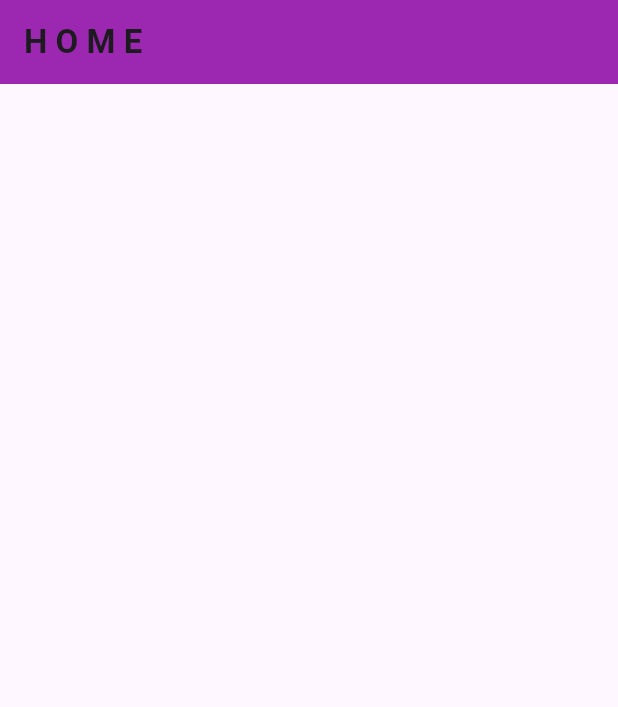
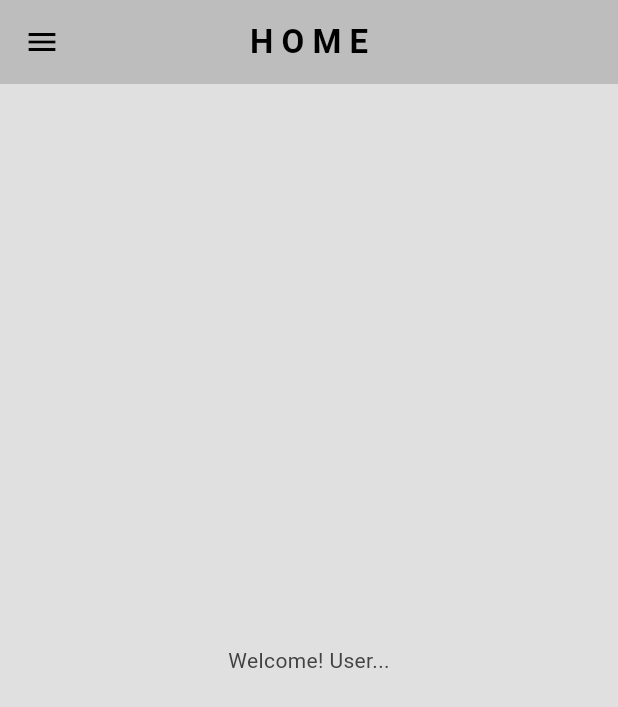
Before and after one commit to lapantuh4/kacirudesu, a Flutter app: the HomePage screen opened directly, on a phone screen of 412 x 824 dp. Shown: the top 707 px of the screen. Run offline on Flutter 3.47's test engine with Material 3 defaults, Android fonts, the phone set to English and light mode, and no system bars.

Commit message:
30 sept 2026

```diff
--- a/lib/main.dart
+++ b/lib/main.dart
@@ -1,5 +1,8 @@
 import 'package:flutter/material.dart';
 import 'package:kaciru_desu/pages/home_page.dart';
+import 'package:kaciru_desu/pages/login_page.dart';
+import 'package:kaciru_desu/themes/dark_mode.dart';
+import 'package:kaciru_desu/themes/light_mode.dart';
 
 void main() {
   runApp(const MainApp());
@@ -10,6 +13,11 @@ class MainApp extends StatelessWidget {
 
   @override
   Widget build(BuildContext context) {
-    return const MaterialApp(home: HomePage());
+    return MaterialApp(
+      home: LoginPage(),
+      theme: lightMode,
+      darkTheme: darkMode,
+      debugShowCheckedModeBanner: false,
+    );
   }
 }
--- a/lib/pages/home_page.dart
+++ b/lib/pages/home_page.dart
@@ -6,10 +6,111 @@ class HomePage extends StatelessWidget {
   @override
   Widget build(BuildContext context) {
     return Scaffold(
+      backgroundColor: Theme.of(context).colorScheme.surface,
       appBar: AppBar(
-        backgroundColor: Colors.purple,
+        backgroundColor: Theme.of(context).colorScheme.secondary,
         title: Text("H O M E", style: TextStyle(fontWeight: FontWeight.bold)),
+        centerTitle: true,
       ),
+      drawer: Drawer(
+        backgroundColor: Theme.of(context).colorScheme.surface,
+        child: Column(
+          mainAxisAlignment: MainAxisAlignment.spaceBetween,
+          children: [
+            Column(
+              children: [
+                DrawerHeader(
+                  child: Icon(
+                    Icons.access_alarm,
+                    color: Theme.of(context).colorScheme.inversePrimary,
+                    size: 50,
+                  ),
+                ),
+                SizedBox(height: 25),
+                Padding(
+                  padding: const EdgeInsets.only(left: 25.0),
+                  child: ListTile(
+                    leading: Icon(
+                      Icons.home,
+                      color: Theme.of(context).colorScheme.inversePrimary,
+                    ),
+                    title: Text(
+                      "H O M E",
+                      style: TextStyle(
+                        color: Theme.of(context).colorScheme.inversePrimary,
+                      ),
+                    ),
+                  ),
+                ),
+                SizedBox(height: 25),
+                Padding(
+                  padding: const EdgeInsets.only(left: 25.0),
+                  child: ListTile(
+                    leading: Icon(
+                      Icons.shopping_cart,
+                      color: Theme.of(context).colorScheme.inversePrimary,
+                    ),
+                    title: Text(
+                      "K A S I R",
+                      style: TextStyle(
+                        color: Theme.of(context).colorScheme.inversePrimary,
+                      ),
+                    ),
+                  ),
+                ),
+                SizedBox(height: 25),
+                Padding(
+                  padding: const EdgeInsets.only(left: 25.0),
+                  child: ListTile(
+                    leading: Icon(
+                      Icons.access_time,
+                      color: Theme.of(context).colorScheme.inversePrimary,
+                    ),
+                    title: Text(
+                      "H I S T O R I",
+                      style: TextStyle(
+                        color: Theme.of(context).colorScheme.inversePrimary,
+                      ),
+                    ),
+                  ),
+                ),
+                SizedBox(height: 25),
+                Padding(
+                  padding: const EdgeInsets.only(left: 25.0),
+                  child: ListTile(
+                    leading: Icon(
+                      Icons.account_circle_sharp,
+                      color: Theme.of(context).colorScheme.inversePrimary,
+                    ),
+                    title: Text(
+                      "P R O F I L",
+                      style: TextStyle(
+                        color: Theme.of(context).colorScheme.inversePrimary,
+                      ),
+                    ),
+                  ),
+                ),
+              ],
+            ),
+            Padding(
+              padding: const EdgeInsets.only(left: 25.0, bottom: 75),
+              child: ListTile(
+                leading: Icon(
+                  Icons.logout,
+                  color: Theme.of(context).colorScheme.inversePrimary,
+                ),
+                title: Text(
+                  "L O G O U T",
+                  style: TextStyle(
+                    color: Theme.of(context).colorScheme.inversePrimary,
+                  ),
+                ),
+              ),
+            ),
+          ],
+        ),
+      ),
+      body: Center(child: Text("Welcome! User...")),
     );
   }
 }
--- a/lib/pages/login_page.dart
+++ b/lib/pages/login_page.dart
@@ -0,0 +1,37 @@
+import 'package:flutter/material.dart';
+
+class LoginPage extends StatelessWidget {
+  const new({super.key});
+
+  @override
+  Widget build(BuildContext context) {
+    return Scaffold(
+      backgroundColor: Theme.of(context).colorScheme.surface,
+      appBar: AppBar(
+        backgroundColor: Theme.of(context).colorScheme.secondary,
+        title: Text(
+          "K A C I R U - D E S U ",
+          style: TextStyle(fontWeight: FontWeight.bold),
+        ),
+        centerTitle: true,
+      ),
+      body: Column(
+        children: [
+          SizedBox(height: 32),
+          Center(
+            child: Container(
+              decoration: BoxDecoration(
+                color: Theme.of(context).colorScheme.secondary,
+              ),
+              child: Text(
+                "L O G I N",
+                textAlign: TextAlign.center,
+                style: TextStyle(fontSize: 18),
+              ),
+            ),
+          ),
+        ],
+      ),
+    );
+  }
+}
--- a/lib/themes/dark_mode.dart
+++ b/lib/themes/dark_mode.dart
@@ -0,0 +1,15 @@
+import 'package:flutter/material.dart';
+
+ThemeData darkMode = ThemeData(
+  brightness: Brightness.dark,
+  colorScheme: ColorScheme.dark(
+    surface: Colors.grey.shade900,
+    primary: Colors.grey.shade800,
+    secondary: Colors.grey.shade700,
+    inversePrimary: Colors.grey.shade500,
+  ),
+  textTheme: ThemeData.dark().textTheme.apply(
+    bodyColor: Colors.grey[300],
+    displayColor: Colors.white,
+  ),
+);
--- a/lib/themes/light_mode.dart
+++ b/lib/themes/light_mode.dart
@@ -0,0 +1,15 @@
+import 'package:flutter/material.dart';
+
+ThemeData lightMode = ThemeData(
+  brightness: Brightness.light,
+  colorScheme: ColorScheme.light(
+    surface: Colors.grey.shade300,
+    primary: Colors.grey.shade200,
+    secondary: Colors.grey.shade400,
+    inversePrimary: Colors.grey.shade800,
+  ),
+  textTheme: ThemeData.light().textTheme.apply(
+    bodyColor: Colors.grey[800],
+    displayColor: Colors.black,
+  ),
+);
```
Also changed, not shown: lib/pages/etalase_page.dart (deleted).
